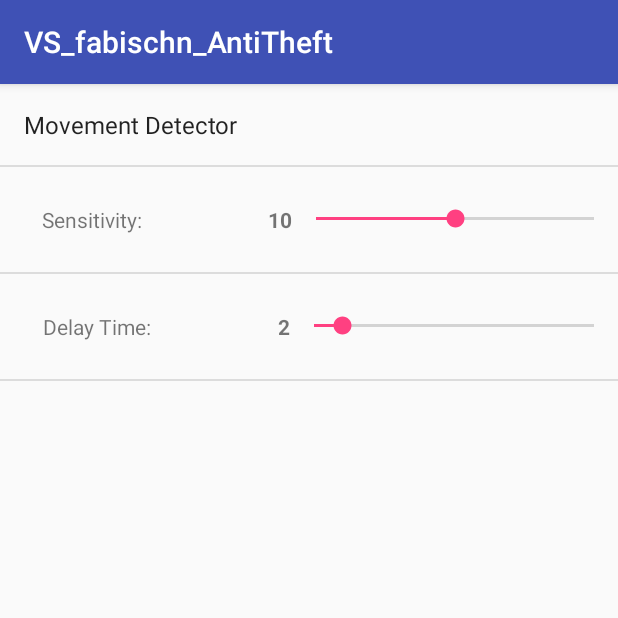
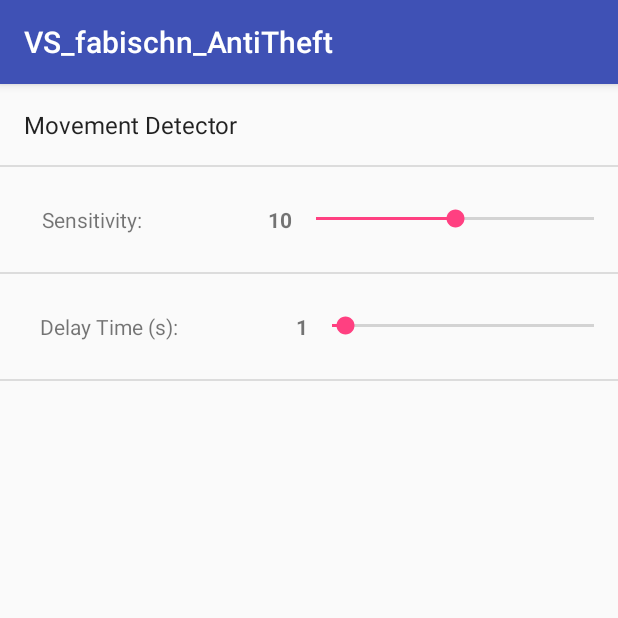
Before and after one commit to nerdaliciousCH/VS_fabischn_AntiTheft, an Android app: the screen it shows after launch (SettingsActivity), in the options menu, after a tap on "Settings", on a phone screen of 412 x 824 dp, the top half of it. Run offline under Robolectric (Android 15) with nearby library versions, the phone set to English and light mode, and no system bars.

Commit message:
Cleanup MainActivity

```diff
--- a/app/src/main/java/ch/ethz/inf/vs/a1/fabischn/antitheft/MainActivity.java
+++ b/app/src/main/java/ch/ethz/inf/vs/a1/fabischn/antitheft/MainActivity.java
@@ -25,34 +25,40 @@ public class MainActivity extends AppCompatActivity implements SharedPreferences
 
 
 
-    public static ToggleButton tb = null;
+    private static ToggleButton tb = null;
     private UnlockReceiver unlockReceiver = null;
 
+    // preference-tags
     private String SENSITIVITY_PREFERENCE;
     private String DELAY_PREFERENCE;
     private String MOVEMENT_DETECTOR_PREFERENCE;
 
-    private int sensitivity = 10;
-    private int delay = 0;
+    private int sensitivity;
+    private int delay;
     private String movementDetector;
 
+
+    public static ToggleButton getToggleButton() {
+        return tb;
+    }
 
     @Override
     protected void onCreate(Bundle savedInstanceState) {
         super.onCreate(savedInstanceState);
+        setContentView(R.layout.activity_main);
+
+        //initialize preference-tags
         this.SENSITIVITY_PREFERENCE = getResources().getString(R.string.pref_sensitivity);
         this.DELAY_PREFERENCE = getResources().getString(R.string.pref_delay);
         this.MOVEMENT_DETECTOR_PREFERENCE = getResources().getString(R.string.pref_movement_detector);
 
-        setContentView(R.layout.activity_main);
         unlockReceiver = new UnlockReceiver();
-        registerReceiver(unlockReceiver, new IntentFilter("android.intent.action.USER_PRESENT"));
+
+        // Fetch current sensitivity and delay preference values and initialize togglebutton
         this.sensitivity = PreferenceManager.getDefaultSharedPreferences(this).getInt(this.SENSITIVITY_PREFERENCE, 5);
         this.delay       = PreferenceManager.getDefaultSharedPreferences(this).getInt(this.DELAY_PREFERENCE, 2);
-        PreferenceManager.getDefaultSharedPreferences(this)
-                .registerOnSharedPreferenceChangeListener(this);
+
         tb = (ToggleButton) findViewById(R.id.btn_toggle);
-        Log.d("!!!!", "onCreate: ");
 
 
 
@@ -62,13 +68,15 @@ public class MainActivity extends AppCompatActivity implements SharedPreferences
     protected void onResume() {
         super.onResume();
 
-        Log.d("!!!!!", "onResume: ");
+        // Display useful text of ToggleButton
         if (tb.isChecked()) {
             tb.setText(R.string.toggle_deactivate);
         }
         else {
             tb.setText(R.string.toggle_activate);
         }
+        // Register UnlockReceiver and PreferenceListener
+        PreferenceManager.getDefaultSharedPreferences(this).registerOnSharedPreferenceChangeListener(this);
         registerReceiver(unlockReceiver, new IntentFilter("android.intent.action.USER_PRESENT"));
 
 
@@ -77,11 +85,11 @@ public class MainActivity extends AppCompatActivity implements SharedPreferences
     @Override
     protected void onPause() {
         super.onPause();
-        unregisterReceiver(this.unlockReceiver);
+        unregisterReceiver(this.unlockReceiver);        PreferenceManager.getDefaultSharedPreferences(this).registerOnSharedPreferenceChangeListener(this);
+
     }
 
     public void onClickToggle (View v) {
-       // tb = (ToggleButton) v;
         this.movementDetector = PreferenceManager.getDefaultSharedPreferences(this).getString(this.MOVEMENT_DETECTOR_PREFERENCE, "Bla");
 
         Intent intent = new Intent(this, AntiTheftService.class);
--- a/app/src/main/java/ch/ethz/inf/vs/a1/fabischn/antitheft/SettingsFragment.java
+++ b/app/src/main/java/ch/ethz/inf/vs/a1/fabischn/antitheft/SettingsFragment.java
@@ -28,7 +28,7 @@ public class SettingsFragment extends PreferenceFragment {
         movement_pref      = (ListPreference)    findPreference(movementDet);
 
         sensitivity_pref.setDescription(sensitivity + ":");
-        delay_pref.setDescription(delay + ":");
+        delay_pref.setDescription(delay + " (s):");
     }
 
 
--- a/app/src/main/java/ch/ethz/inf/vs/a1/fabischn/antitheft/UnlockReceiver.java
+++ b/app/src/main/java/ch/ethz/inf/vs/a1/fabischn/antitheft/UnlockReceiver.java
@@ -18,7 +18,7 @@ public class UnlockReceiver extends BroadcastReceiver{
 
         MainActivity.setToggleButton(false);
         Log.d("Unlocked!", "After Toggle");
-        MainActivity.tb.setText("Activate Alarm");
+        MainActivity.getToggleButton().setText("Activate Alarm");
         AntiTheftService.setRunning(false);
         Log.d("After unlock", "");
     }
--- /dev/null
+++ b/app/src/main/res/values/integer.xml
@@ -0,0 +1,5 @@
+<?xml version="1.0" encoding="utf-8"?>
+<resources>
+    <integer name="default_sensitivity">10</integer>
+    <integer name="default_delay">1</integer>
+</resources>
--- a/app/src/main/res/xml/preferences.xml
+++ b/app/src/main/res/xml/preferences.xml
@@ -9,10 +9,10 @@
     <ch.ethz.inf.vs.a1.fabischn.antitheft.SeekbarPreference
         android:key="@string/pref_sensitivity"
         android:title="@string/pref_sensitivity"
-        android:defaultValue="10"/>
+        android:defaultValue="@integer/default_sensitivity"/>
     <ch.ethz.inf.vs.a1.fabischn.antitheft.SeekbarPreference
         android:key="@string/pref_delay"
         android:title="@string/pref_delay"
-        android:defaultValue="2"/>
+        android:defaultValue="@integer/default_delay"/>
 
 </PreferenceScreen>
```
